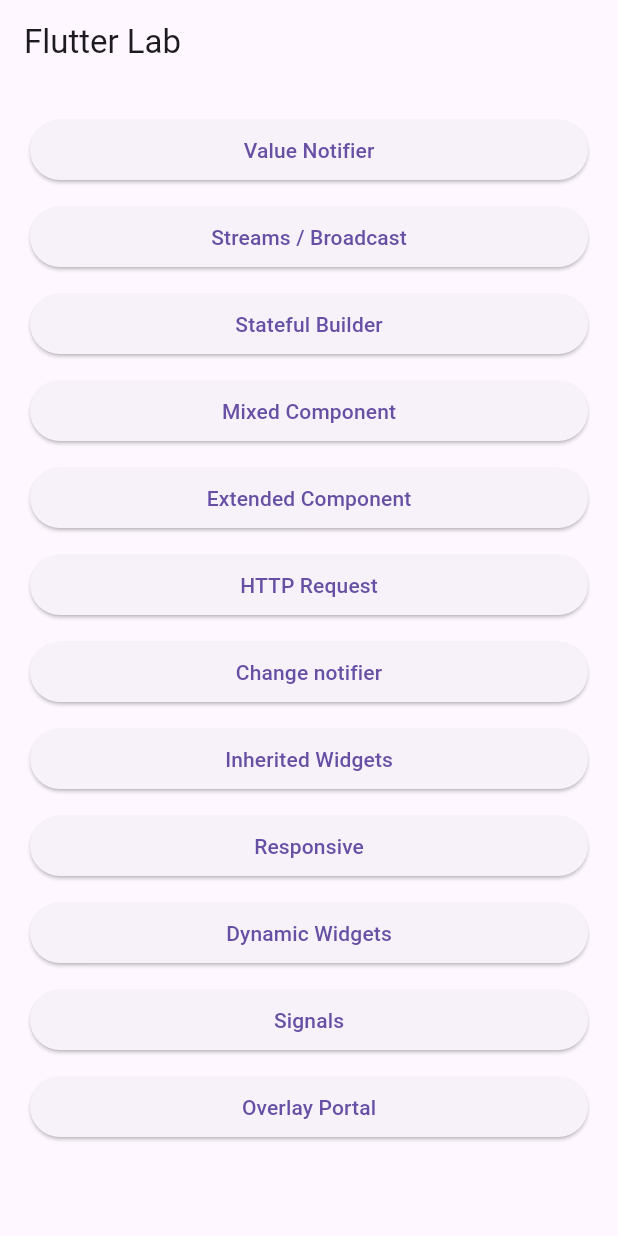
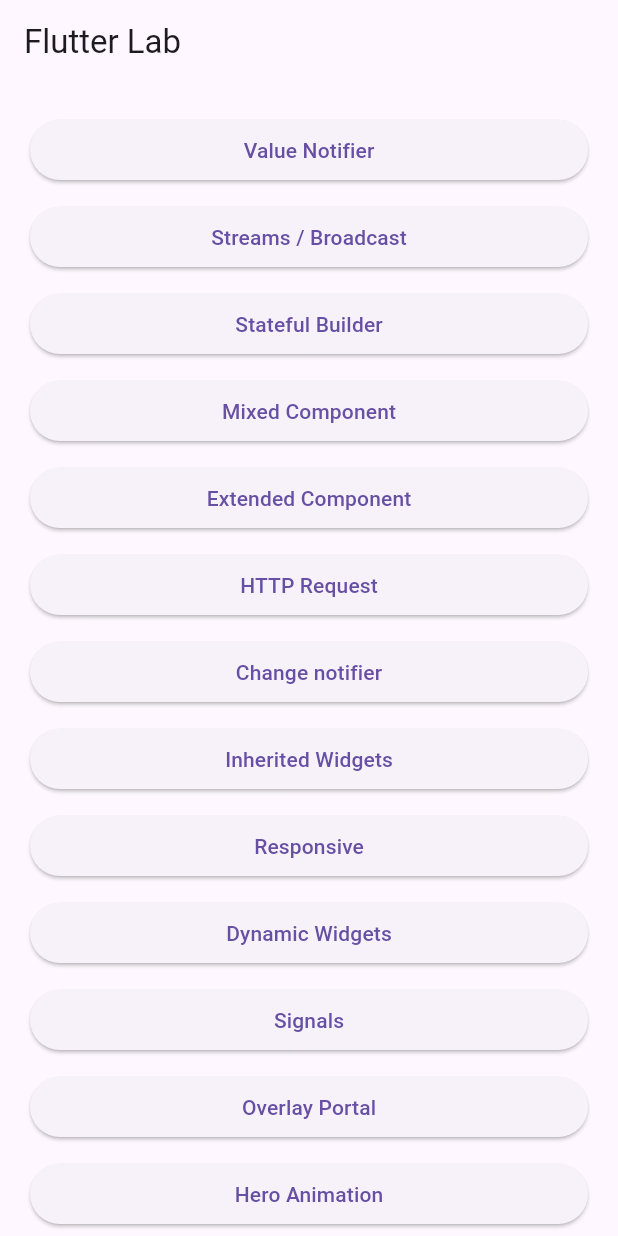
Before and after one commit to carllosnc/flutter_lab, a Flutter app: the screen it shows after launch, on a phone screen of 412 x 824 dp. Run offline on Flutter 3.47's test engine with Material 3 defaults, Android fonts, the light colour scheme and no system bars; our stand-ins replace go_router, signals.

Commit message:
new examples

```diff
--- a/lib/home.page.dart
+++ b/lib/home.page.dart
@@ -143,6 +143,28 @@
                 child: Center(child: Text('Overlay Portal')),
               ),
             ),
+            const SizedBox(height: 10),
+            ElevatedButton(
+              onPressed: () {
+                context.go('/animations');
+              },
+              child: const SizedBox(
+                height: 40,
+                width: double.infinity,
+                child: Center(child: Text('Hero Animation')),
+              ),
+            ),
+            const SizedBox(height: 10),
+            ElevatedButton(
+              onPressed: () {
+                context.go('/isolates');
+              },
+              child: const SizedBox(
+                height: 40,
+                width: double.infinity,
+                child: Center(child: Text('Isolates')),
+              ),
+            ),
           ],
         ),
       ),
--- a/lib/modules/http_request/http_request_page.dart
+++ b/lib/modules/http_request/http_request_page.dart
@@ -18,21 +18,21 @@
 
   @override
   Widget build(BuildContext context) {
-    // Se isLoading for true, exibe um loading
+    // if true, show a CircularProgressIndicator
     if (isLoading) {
       return const Scaffold(
         body: Center(child: CircularProgressIndicator()),
       );
     }
 
-    // Se isError for true, exibe um Text com a mensagem de erro
+    // is isError for true, show the error message
     if (isError) {
       return Scaffold(
         body: Center(child: Text(errorMessage!)),
       );
     }
 
-    // Se isSucess for true, exibe a lista de usuários
+    // is IsSucess for true, show the list of users
     return Scaffold(
       appBar: AppBar(
         title: const Text('HTTP Request'),
--- a/lib/routing/router.dart
+++ b/lib/routing/router.dart
@@ -10,6 +10,7 @@
 import '/modules/dynamic_widgets/dynamic_widgets_page.dart';
 import '/modules/signals/signals_page.dart';
 import '/modules/overlay_portal/overlay_portal_page.dart';
+import '/modules/isolates/isolates_page.dart';
 
 import '/home.page.dart';
 import 'package:go_router/go_router.dart';
@@ -79,6 +80,11 @@
         name: 'overlay portal',
         builder: (context, state) => const OverlayPortalPage(),
       ),
+      GoRoute(
+        path: 'isolates',
+        name: 'isolates',
+        builder: (context, state) => const IsolatesPage(),
+      ),
     ],
   )
 ]);
```
Also changed, not shown: lib/modules/http_request/service.dart (+3 -4 lines), lib/modules/isolates/isolates_page.dart (added, +81 -0 lines), 20 other files.
